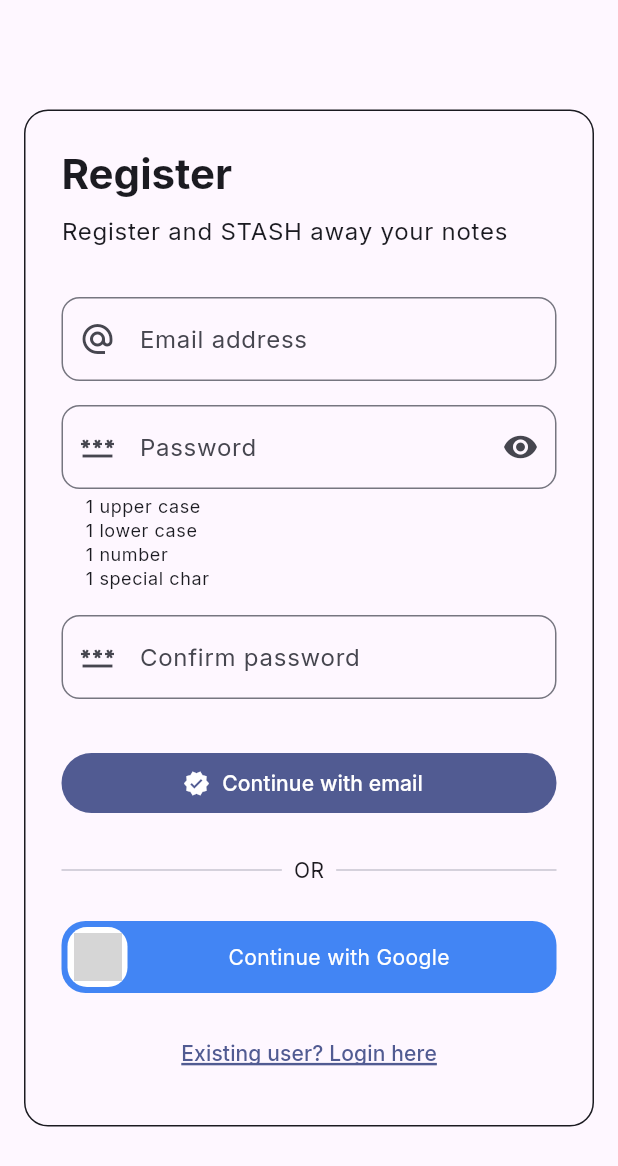
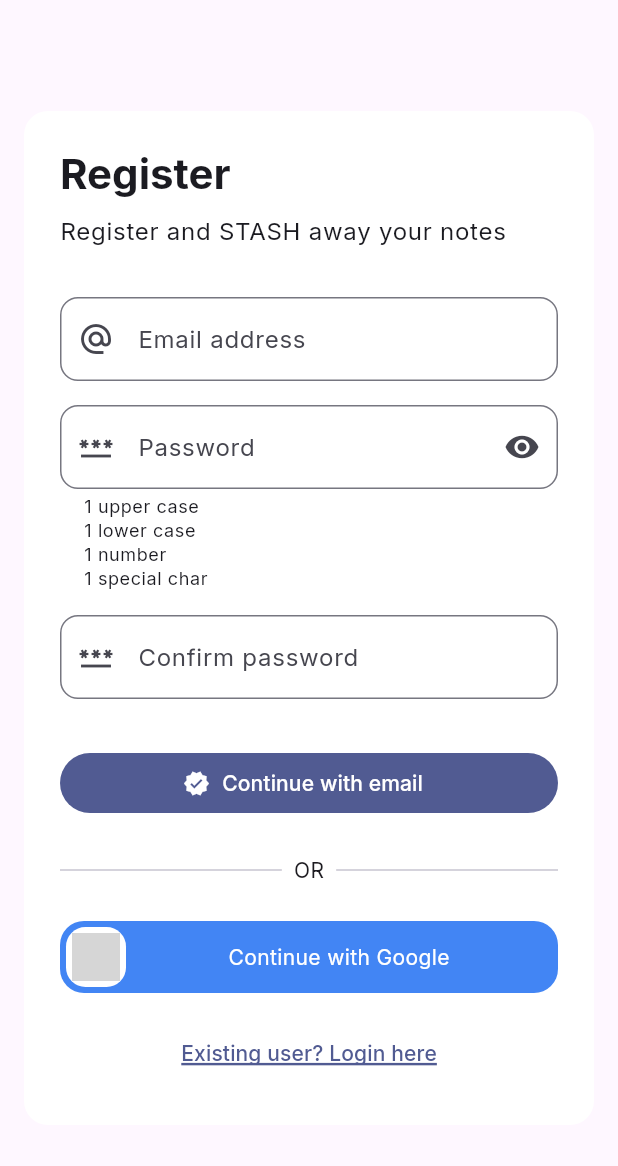
Before and after one commit to majumdersubhanu/stash_notes, a Flutter app: the RegisterScreen screen opened directly, on a phone screen of 412 x 824 dp. Shown: the top 1166 px of the screen. Run offline on Flutter 3.47's test engine with Material 3 defaults, Android fonts, the phone set to English and light mode, and no system bars; our stand-ins replace google_fonts; grey boxes are pictures that could not be loaded.

Commit message:
fix: auth ux

```diff
--- a/lib/widgets/auth_form_container.dart
+++ b/lib/widgets/auth_form_container.dart
@@ -20,9 +20,8 @@ class AuthFormContainer extends StatelessWidget {
         child: Container(
           padding: const EdgeInsets.all(24),
           decoration: BoxDecoration(
-            // color: Theme.of(context).colorScheme.surfaceContainerLowest,
+            color: Theme.of(context).colorScheme.surfaceContainerLowest,
             borderRadius: BorderRadius.circular(16),
-            border: Border.all(color: Theme.of(context).colorScheme.onSurface),
           ),
           child: ConstrainedBox(
             constraints: const BoxConstraints(maxWidth: 400),
```
